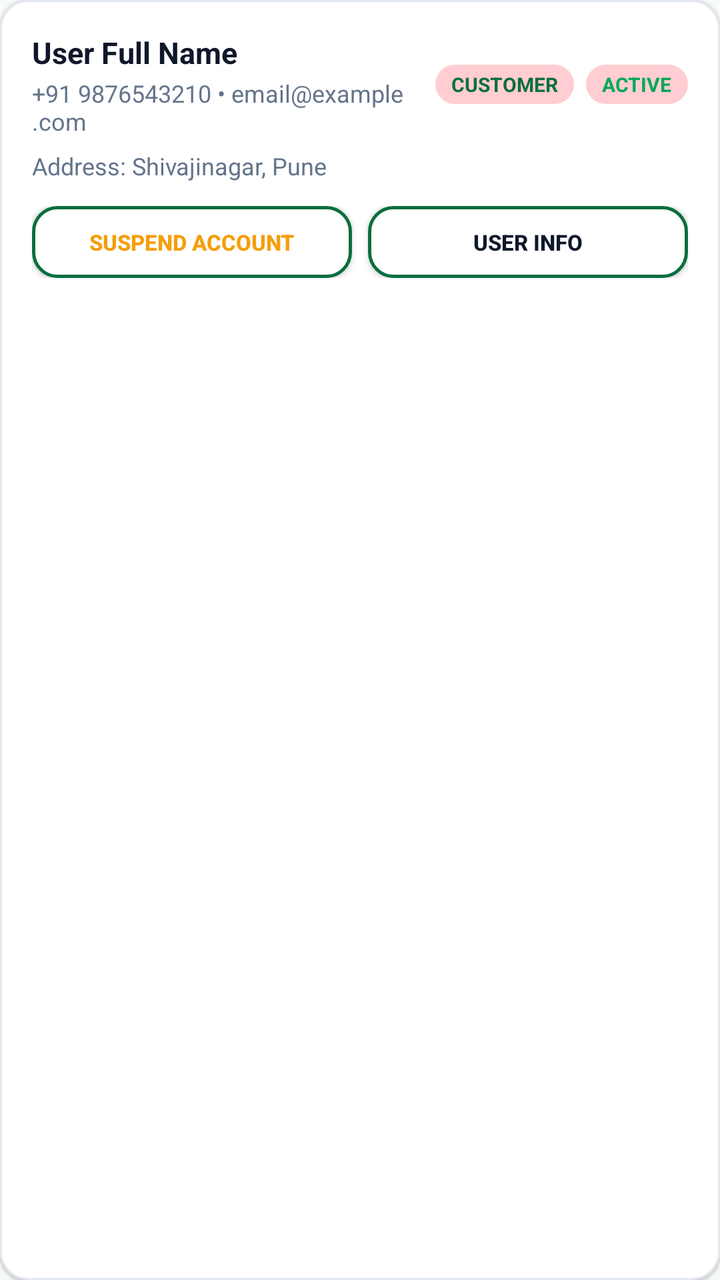
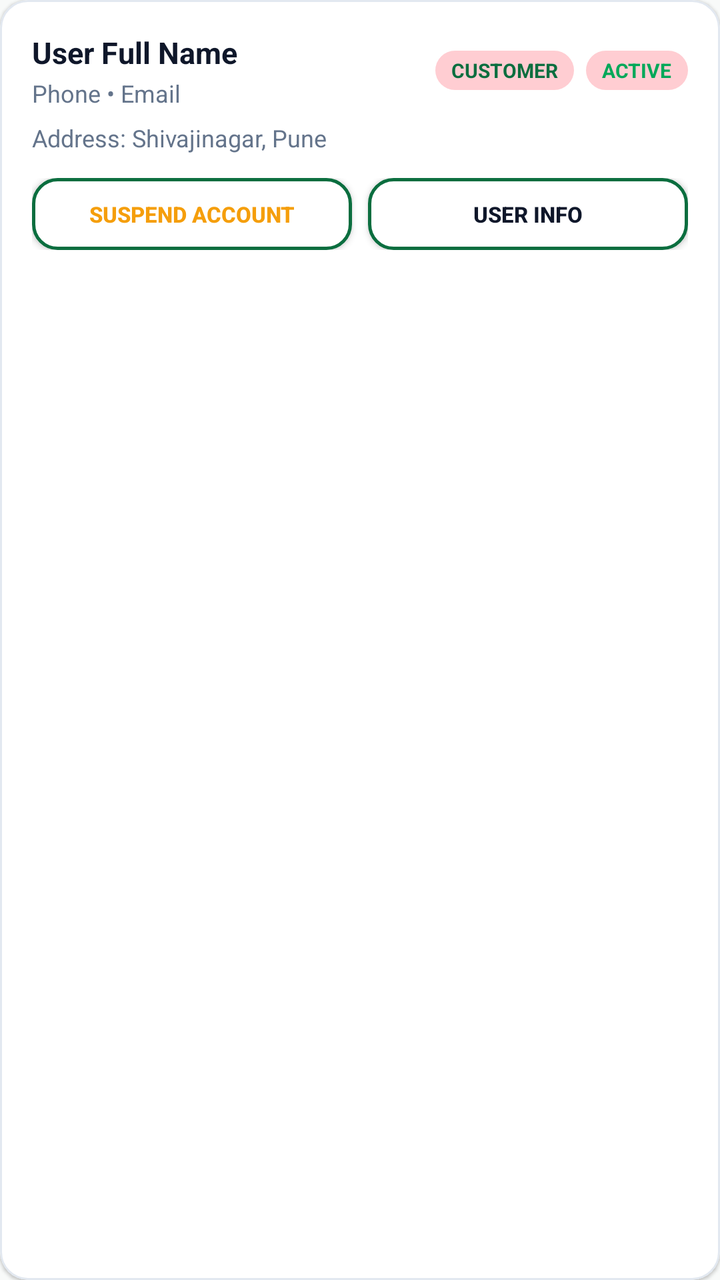

Two renders of the same Android screen: before a commit and after it. Below are the layout's source before the change and the commit's diff.
<!-- AndroidManifest.xml: application theme Theme.Rucart -->
<!-- res/layout/item_admin_user.xml -->
<?xml version="1.0" encoding="utf-8"?>
<com.google.android.material.card.MaterialCardView xmlns:android="http://schemas.android.com/apk/res/android"
    xmlns:app="http://schemas.android.com/apk/res-auto"
    android:layout_width="match_parent"
    android:layout_height="wrap_content"
    android:layout_marginBottom="12dp"
    app:cardBackgroundColor="@color/white"
    app:cardCornerRadius="14dp"
    app:cardElevation="1dp"
    app:strokeColor="@color/divider_color"
    app:strokeWidth="1dp">

    <LinearLayout
        android:layout_width="match_parent"
        android:layout_height="wrap_content"
        android:orientation="vertical"
        android:padding="16dp">

        <LinearLayout
            android:layout_width="match_parent"
            android:layout_height="wrap_content"
            android:gravity="center_vertical"
            android:orientation="horizontal">

            <LinearLayout
                android:layout_width="0dp"
                android:layout_height="wrap_content"
                android:layout_weight="1"
                android:orientation="vertical">

                <TextView
                    android:id="@+id/tvAdminUserName"
                    android:layout_width="wrap_content"
                    android:layout_height="wrap_content"
                    android:text="User Full Name"
                    android:textColor="@color/text_primary"
                    android:textSize="15sp"
                    android:textStyle="bold" />

                <TextView
                    android:id="@+id/tvAdminUserContact"
                    android:layout_width="wrap_content"
                    android:layout_height="wrap_content"
                    android:layout_marginTop="2dp"
                    android:text="+91 9876543210 • email@example.com"
                    android:textColor="@color/text_secondary"
                    android:textSize="12sp" />
            </LinearLayout>

            <TextView
                android:id="@+id/tvAdminUserRoleBadge"
                android:layout_width="wrap_content"
                android:layout_height="wrap_content"
                android:layout_marginEnd="6dp"
                android:background="@drawable/bg_order_status_badge"
                android:paddingHorizontal="8dp"
                android:paddingVertical="3dp"
                android:text="CUSTOMER"
                android:textColor="@color/primary_green"
                android:textSize="10sp"
                android:textStyle="bold" />

            <TextView
                android:id="@+id/tvAdminUserStatusBadge"
                android:layout_width="wrap_content"
                android:layout_height="wrap_content"
                android:background="@drawable/bg_order_status_badge"
                android:paddingHorizontal="8dp"
                android:paddingVertical="3dp"
                android:text="ACTIVE"
                android:textColor="@color/accent_green"
                android:textSize="10sp"
                android:textStyle="bold" />
        </LinearLayout>

        <TextView
            android:id="@+id/tvAdminUserAddress"
            android:layout_width="match_parent"
            android:layout_height="wrap_content"
            android:layout_marginTop="6dp"
            android:text="Address: Shivajinagar, Pune"
            android:textColor="@color/text_secondary"
            android:textSize="12sp" />

        <LinearLayout
            android:layout_width="match_parent"
            android:layout_height="wrap_content"
            android:layout_marginTop="12dp"
            android:orientation="horizontal">

            <androidx.appcompat.widget.AppCompatButton
                android:id="@+id/btnToggleUserStatus"
                android:layout_width="0dp"
                android:layout_height="36dp"
                android:layout_marginEnd="4dp"
                android:layout_weight="1"
                android:background="@drawable/bg_button_secondary"
                android:text="Suspend Account"
                android:textColor="@color/accent_orange"
                android:textSize="11sp"
                android:textStyle="bold" />

            <androidx.appcompat.widget.AppCompatButton
                android:id="@+id/btnViewUserDetails"
                android:layout_width="0dp"
                android:layout_height="36dp"
                android:layout_marginStart="4dp"
                android:layout_weight="1"
                android:background="@drawable/bg_button_secondary"
                android:text="User Info"
                android:textColor="@color/text_primary"
                android:textSize="11sp"
                android:textStyle="bold" />
        </LinearLayout>

    </LinearLayout>
</com.google.android.material.card.MaterialCardView>
<!-- resources referenced by this layout -->
<resources>
  <color name="accent_green">#00A859</color>
  <color name="accent_orange">#F59E0B</color>
  <color name="divider_color">#E2E8F0</color>
  <color name="primary_green">#0B6E3F</color>
  <color name="text_primary">#0F172A</color>
  <color name="text_secondary">#64748B</color>
  <color name="white">#FFFFFF</color>
  <!-- drawable bg_button_secondary (drawable) -->
  <?xml version="1.0" encoding="utf-8"?>
  <ripple xmlns:android="http://schemas.android.com/apk/res/android"
      android:color="@color/primary_green_ultra_light">
      <item>
          <shape android:shape="rectangle">
              <solid android:color="@color/white" />
              <stroke
                  android:width="1.5dp"
                  android:color="@color/primary_green" />
              <corners android:radius="@dimen/corner_radius_medium" />
          </shape>
      </item>
  </ripple>
  <!-- drawable bg_order_status_badge (drawable) -->
  <?xml version="1.0" encoding="utf-8"?>
  <shape xmlns:android="http://schemas.android.com/apk/res/android"
      android:shape="rectangle">
  
      <solid android:color="#FFCDD2" />
  
      <corners android:radius="16dp" />
  
      <padding
          android:left="10dp"
          android:top="5dp"
          android:right="10dp"
          android:bottom="5dp" />
  
  </shape>
  <style name="Theme.Rucart" parent="Theme.MaterialComponents.DayNight.NoActionBar">
          
          <item name="colorPrimary">@color/primary_green</item>
          <item name="colorPrimaryVariant">@color/primary_green_dark</item>
          <item name="colorOnPrimary">@color/text_on_primary</item>
  
          
          <item name="colorSecondary">@color/accent_green</item>
          <item name="colorSecondaryVariant">@color/primary_green_light</item>
          <item name="colorOnSecondary">@color/white</item>
  
          
          <item name="android:statusBarColor">@color/primary_green_dark</item>
          <item name="android:windowLightStatusBar">false</item>
          <item name="android:navigationBarColor">@color/white</item>
          <item name="android:windowLightNavigationBar">true</item>
  
          
          <item name="android:windowBackground">@color/window_background</item>
      </style>
  <color name="primary_green_ultra_light">#EAF6EE</color>
  <dimen name="corner_radius_medium">12dp</dimen>
  <color name="primary_green_dark">#074D2B</color>
  <color name="text_on_primary">#FFFFFF</color>
  <color name="primary_green_light">#13884C</color>
  <color name="window_background">#F8FAF9</color>
</resources>

<!-- the commit's change to res/layout/item_admin_user.xml (unified diff, before → after) -->
@@ -42,7 +42,7 @@
                     android:layout_width="wrap_content"
                     android:layout_height="wrap_content"
                     android:layout_marginTop="2dp"
-                    android:text="+91 9876543210 • email@example.com"
+                    android:text="Phone • Email"
                     android:textColor="@color/text_secondary"
                     android:textSize="12sp" />
             </LinearLayout>
